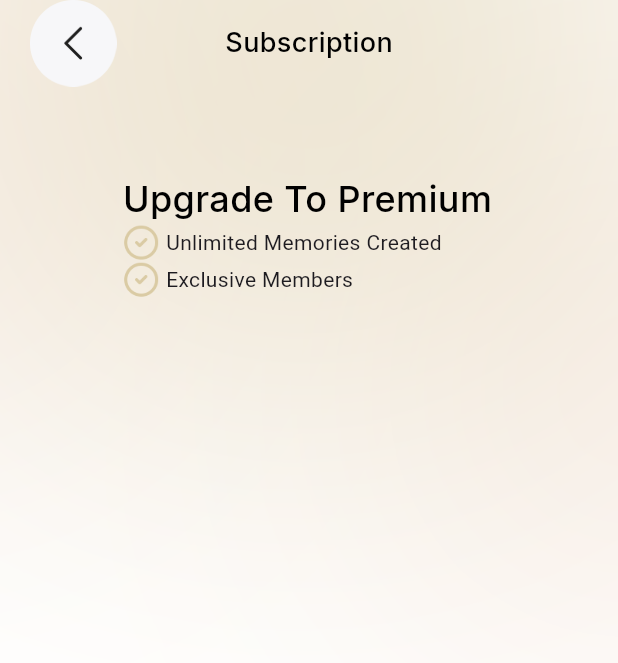
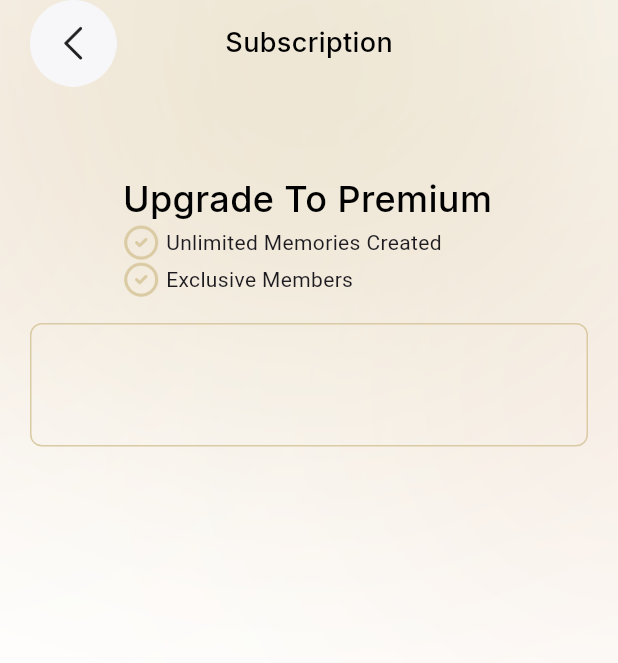
Before and after one commit to rayhantmt/Adeleade, a Flutter app: the SubscriptionScreenView screen opened by its route, on a phone screen of 412 x 824 dp. Shown: the top 663 px of the screen. Run offline on Flutter 3.47's test engine with Material 3 defaults, Android fonts, the phone set to English and light mode, and no system bars; our stand-ins replace get, google_fonts.

Commit message:
designing the containers of subscriptions screen

```diff
--- a/lib/modules/subscriptions_screen/subscription_screen_view.dart
+++ b/lib/modules/subscriptions_screen/subscription_screen_view.dart
@@ -88,10 +88,23 @@ class SubscriptionScreenView extends StatelessWidget {
                               Text('Exclusive Members'),
                             ],
                           ),
+                          SizedBox(height: Get.height * 0.02),
+
                         ],
                       ),
                     ],
                   ),
+                  Container(
+                    height: Get.height*0.1,
+                    width: double.infinity,
+                    decoration: BoxDecoration(
+                      borderRadius: BorderRadius.circular(8),
+                      border: Border.all(
+                        width: 1,
+                        color: Color(0xffDACBA4)
+                      )
+                    ),
+                  )
                 ],
               ),
             ),
```
